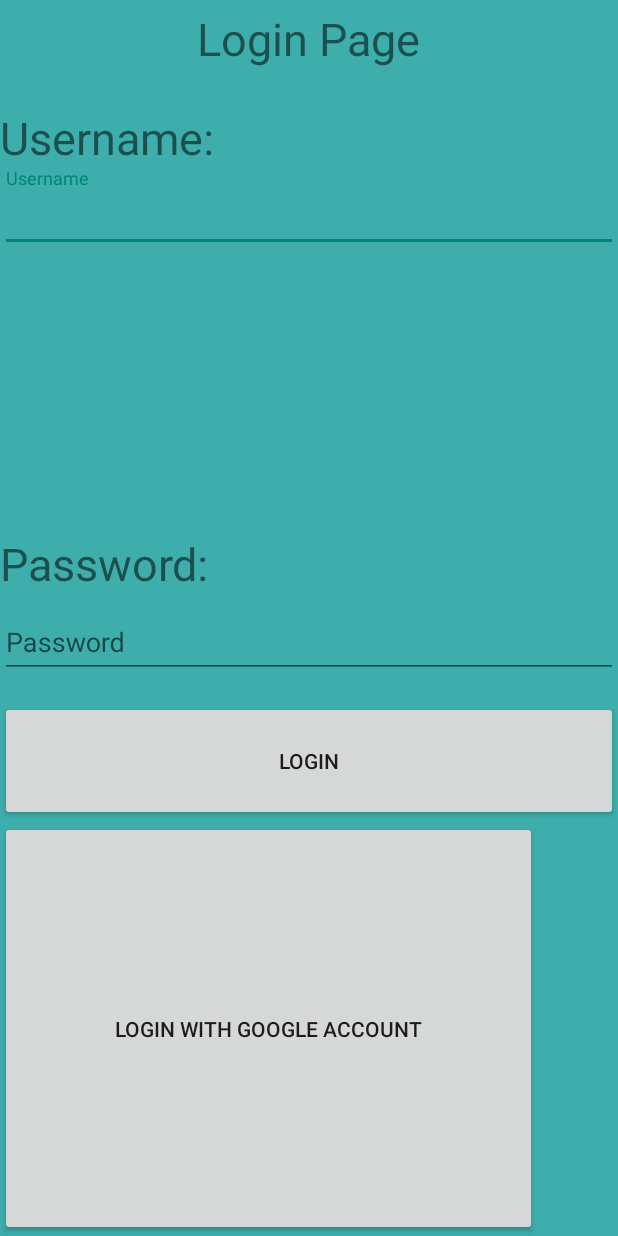
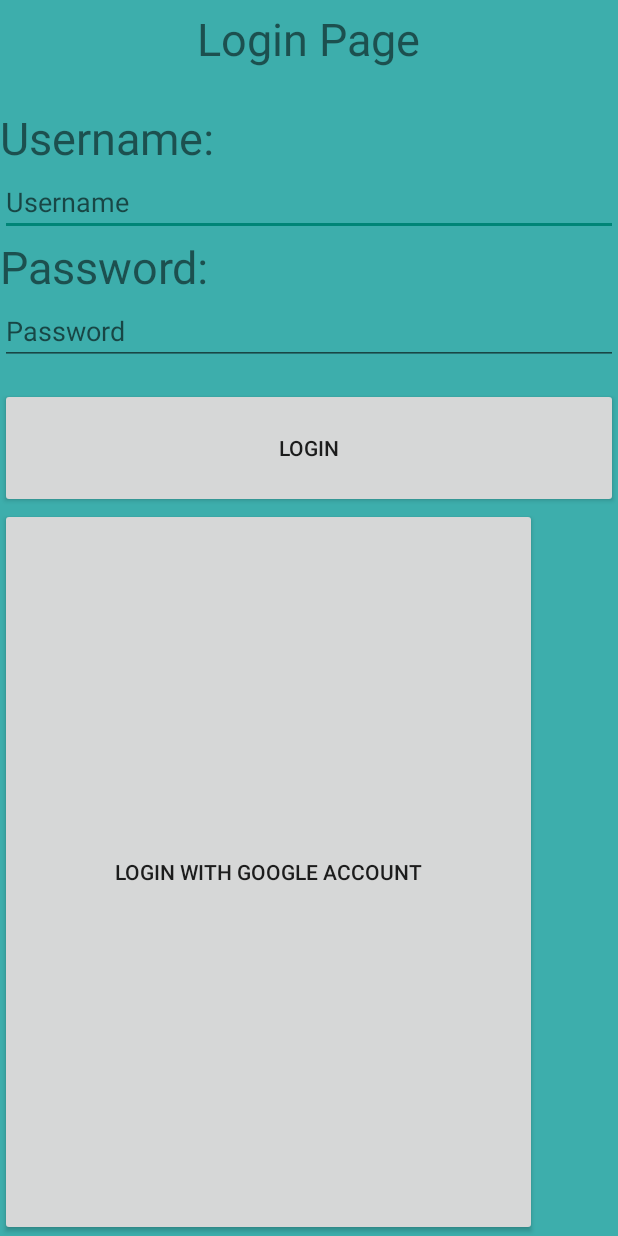
Before and after one commit to Jneigh00/MyPlannerPal, an Android app: the screen it shows after launch (LoginPage), on a phone screen of 412 x 824 dp. Run offline under Robolectric (Android 15) with nearby library versions, the phone set to English and light mode, and no system bars.

Commit message:
login page update

```diff
--- a/app/src/main/res/layout/login.xml
+++ b/app/src/main/res/layout/login.xml
@@ -35,16 +35,11 @@
             android:textSize="30sp"
             android:text="@string/usernamecolon" />
 
-        <com.google.android.material.textfield.TextInputLayout
-            android:layout_width="match_parent"
-            android:layout_height="243dp">
-
         <com.google.android.material.textfield.TextInputEditText
             android:id="@+id/usernameInput"
             android:layout_width="match_parent"
             android:layout_height="wrap_content"
             android:hint="@string/username" />
-        </com.google.android.material.textfield.TextInputLayout>
 
         <TextView
             android:id="@+id/password_id"
@@ -53,11 +48,6 @@
             android:layout_gravity="center"
             android:text="@string/passwordcolon"
             android:textSize="30sp" />
-
-        <com.google.android.material.textfield.TextInputLayout
-
-            android:layout_width="match_parent"
-            android:layout_height="match_parent">
 
         <com.google.android.material.textfield.TextInputEditText
             android:id="@+id/passwordInput"
@@ -77,10 +67,9 @@
         <Button
             android:id="@+id/google_login"
             android:layout_width="358dp"
-                android:layout_height="wrap_content"
+            android:layout_height="138dp"
             android:layout_weight="1"
             android:text="@string/login_with_google_account" />
-        </com.google.android.material.textfield.TextInputLayout>
 
     </LinearLayout>
 </androidx.constraintlayout.widget.ConstraintLayout>
```
Lines whose indentation alone changed are shown as unchanged.
